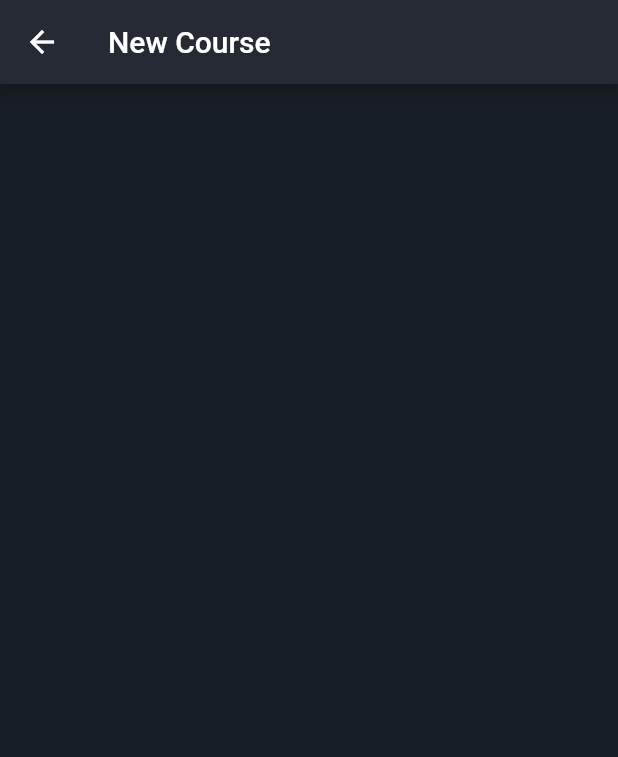
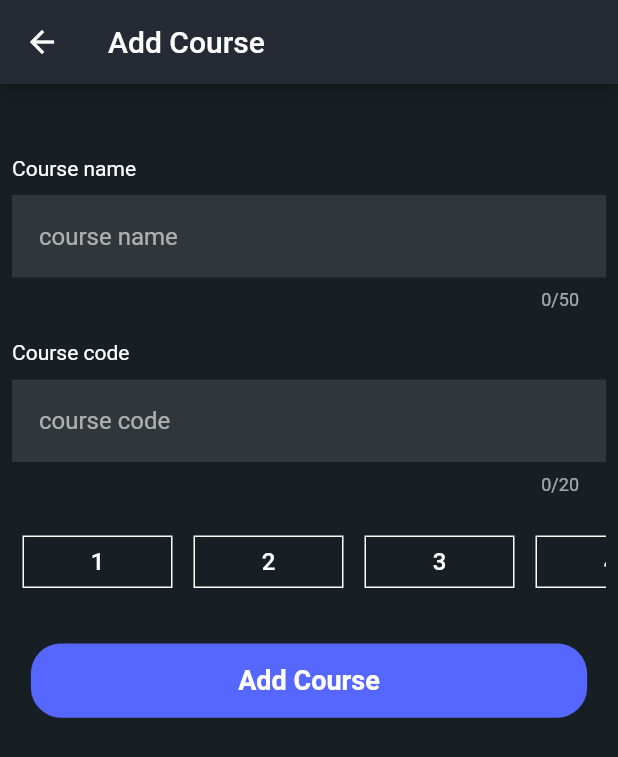
Before and after one commit to Ali-AlDhamen/taqyeemi, a Flutter app: the NewCourseScreen screen opened by its route, on a phone screen of 412 x 824 dp. Shown: the top 757 px of the screen. Run offline on Flutter 3.47's test engine with Material 2 defaults, Android fonts, the phone set to English and light mode, and no system bars; drawn by our look-alikes of custom_radio_grouped_button; our stand-ins replace awesome_snackbar_content, cloud_firestore, firebase_auth, firebase_core, flutter_riverpod, flutter_spinkit and 1 more; missing offline and left inert: fluid_bottom_nav_bar; accounts and stored records are empty; network calls fail.

Commit message:
done from new course screen ui

```diff
--- a/lib/core/constants/firebase_constants.dart
+++ b/lib/core/constants/firebase_constants.dart
@@ -2,4 +2,7 @@ class FirebaseConstants {
   static const usersCollection = 'users';
   static const instructorsCollection = 'instructors';
   static const coursesCollection = 'courses';
+  static const coursesCommentsCollection = 'courseComments';
+  static const instructorsCommentsCollection = 'instructorComments';
+
 }
--- /dev/null
+++ b/lib/features/course/controller/course_controller.dart
@@ -0,0 +1,41 @@
+import 'package:flutter/material.dart';
+import 'package:flutter_riverpod/flutter_riverpod.dart';
+import 'package:taqyeemi/features/course/repository/course_repository.dart';
+
+import '../../../core/utils.dart';
+import '../../../models/course_model.dart';
+
+
+final courseControllerProvider = StateNotifierProvider<CourseController , bool>((ref) {
+  return CourseController(
+    courseRepository: ref.watch(courseRepositoryProvider),
+    ref: ref,
+  );
+});
+
+class CourseController extends StateNotifier<bool> {
+  final CourseRepository _courseRepository;
+  final Ref _ref;
+  CourseController(
+      {required CourseRepository courseRepository, required Ref ref})
+      : _courseRepository = courseRepository,
+        _ref = ref,
+        super(false);
+
+  void addCourse(String courseName, String courseCode, int courseCreditHours,
+      BuildContext context) async {
+    state = true;
+    Course course = Course(
+        id: courseCode,
+        code: courseCode,
+        name: courseName,
+        creditHours: courseCreditHours,
+        comments: []);
+
+    final result = await _courseRepository.addCourse(course);
+    state = false;
+    result.fold((l) => showSnackBar(context, l.message), (r) {
+      Navigator.pop(context);
+    });
+  }
+}
--- a/lib/features/course/repository/course_repository.dart
+++ b/lib/features/course/repository/course_repository.dart
@@ -1,9 +1,12 @@
 import 'package:cloud_firestore/cloud_firestore.dart';
 import 'package:flutter_riverpod/flutter_riverpod.dart';
+import 'package:fpdart/fpdart.dart';
 
 import '../../../core/constants/firebase_constants.dart';
+import '../../../core/failure.dart';
 import '../../../core/providers/firebase_providers.dart';
 import '../../../core/type_defs.dart';
+import '../../../models/course_model.dart';
 
 final courseRepositoryProvider = Provider((ref) {
   return CourseRepository(firestore: ref.watch(firestoreProvider));
@@ -18,5 +21,21 @@ class CourseRepository {
   CollectionReference get _courses =>
       _firestore.collection(FirebaseConstants.coursesCollection);
 
-  // FutureVoid addCourse(String name) {}
+  CollectionReference get _comments =>
+      _firestore.collection(FirebaseConstants.coursesCommentsCollection);
+
+  FutureVoid addCourse(Course course) async {
+    try {
+      var courseDoc = await _courses.doc(course.name).get();
+      if (courseDoc.exists) {
+        throw 'course with the same name already exists!';
+      }
+
+      return right(_courses.doc(course.name).set(course.toMap()));
+    } on FirebaseException catch (e) {
+      throw e.message!;
+    } catch (e) {
+      return left(Failure(e.toString()));
+    }
+  }
 }
--- a/lib/features/course/screens/new_course_screen.dart
+++ b/lib/features/course/screens/new_course_screen.dart
@@ -1,18 +1,146 @@
+import 'package:custom_radio_grouped_button/custom_radio_grouped_button.dart';
 import 'package:flutter/material.dart';
 import 'package:flutter_riverpod/flutter_riverpod.dart';
+import 'package:taqyeemi/features/course/controller/course_controller.dart';
 
+import '../../../core/common/loader.dart';
+import '../../../theme/pallete.dart';
 
-class NewCourseScreen extends ConsumerWidget {
+class NewCourseScreen extends ConsumerStatefulWidget {
   static const String routeName = '/new-course';
   const NewCourseScreen({super.key});
+  @override
+  ConsumerState<ConsumerStatefulWidget> createState() =>
+      _NewCourseScreenState();
+}
+
+class _NewCourseScreenState extends ConsumerState<NewCourseScreen> {
+  final TextEditingController _courseNameController = TextEditingController();
+  final TextEditingController _courseCodeController = TextEditingController();
+  TextEditingController _courseCreditHoursController = TextEditingController();
 
   @override
-  Widget build(BuildContext context, WidgetRef ref) {
+  void dispose() {
+    super.dispose();
+    _courseNameController.dispose();
+    _courseCodeController.dispose();
+    _courseCreditHoursController.dispose();
+  }
+
+  void addCourse() {}
+
+  @override
+  Widget build(BuildContext context) {
+    final isLoading = ref.watch(courseControllerProvider);
     return Scaffold(
-      appBar: AppBar(
-        title: const Text('New Course'),
-      ),
-      body: Container(),
-    );
+        appBar: AppBar(
+          title: const Text('Add Course'),
+        ),
+        body: Padding(
+          padding: const EdgeInsets.all(8.0),
+          child: Column(
+            children: [
+              const SizedBox(
+                height: 40,
+              ),
+              const Align(
+                alignment: Alignment.topLeft,
+                child: Text('Course name'),
+              ),
+              const SizedBox(height: 10),
+              TextField(
+                controller: _courseNameController,
+                decoration: const InputDecoration(
+                  hintText: 'course name',
+                  filled: true,
+                  border: InputBorder.none,
+                  contentPadding: EdgeInsets.all(18),
+                ),
+                maxLength: 50,
+              ),
+              const SizedBox(
+                height: 20,
+              ),
+              const Align(
+                alignment: Alignment.topLeft,
+                child: Text('Course code'),
+              ),
+              const SizedBox(height: 10),
+              TextField(
+                controller: _courseCodeController,
+                decoration: const InputDecoration(
+                  hintText: 'course code',
+                  filled: true,
+                  border: InputBorder.none,
+                  contentPadding: EdgeInsets.all(18),
+                ),
+                maxLength: 20,
+              ),
+              const SizedBox(
+                height: 20,
+              ),
+              CustomRadioButton(
+                elevation: 0,
+                absoluteZeroSpacing: true,
+                unSelectedColor: Colors.transparent,
+                buttonLables: const [
+                  "1",
+                  "2",
+                  "3",
+                  "4",
+                  "5",
+                  "6",
+                  "7",
+                  "8",
+                  "9",
+                  "10",
+                ],
+                buttonValues: const [
+                  "1",
+                  "2",
+                  "3",
+                  "4",
+                  "5",
+                  "6",
+                  "7",
+                  "8",
+                  "9",
+                  "10",
+                ],
+                buttonTextStyle: const ButtonTextStyle(
+                    selectedColor: Colors.white,
+                    unSelectedColor: Colors.white,
+                    textStyle: TextStyle(fontSize: 16)),
+                radioButtonValue: (value) {
+                  _courseCreditHoursController.text = value;
+
+                },
+                selectedColor: Pallete.purpleColor,
+              ),
+              const SizedBox(height: 30),
+              Container(
+                width: MediaQuery.of(context).size.width * 0.90,
+                height: MediaQuery.of(context).size.height * 0.06,
+                decoration: BoxDecoration(
+                  color: Pallete.purpleColor,
+                  borderRadius: BorderRadius.circular(20),
+                ),
+                child: TextButton(
+                  onPressed: () => addCourse,
+                  child: isLoading
+                      ? const Loader()
+                      : const Text(
+                          "Add Course",
+                          style: TextStyle(
+                            color: Pallete.whiteColor,
+                            fontSize: 18,
+                            fontWeight: FontWeight.bold,
+                          ),
+                        ),
+                ),
+              ),
+            ],
+          ),
+        ));
   }
 }
--- a/pubspec.yaml
+++ b/pubspec.yaml
@@ -28,6 +28,7 @@ dependencies:
   flutter_spinkit: ^5.1.0
   fluid_bottom_nav_bar: ^1.4.0
   google_fonts: ^4.0.3
+  custom_radio_grouped_button: ^2.1.2+2
 
 dev_dependencies:
   flutter_test:
```
Also changed, not shown: pubspec.lock.
